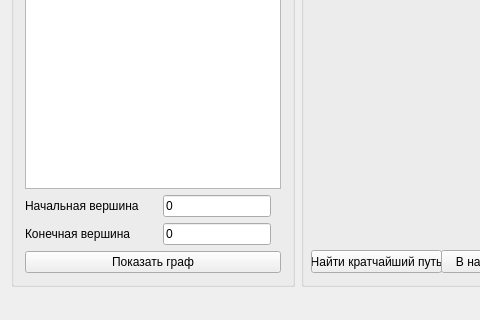
The window that GUI/gui.ui (vostreltsov/dijkstras-algorithm-by-streltsov-and-goremykin) describes before a commit, drawn with Qt 5; both pictures show x 0 to 480 and y 160 to 480 of the 840 by 480 pixel window.
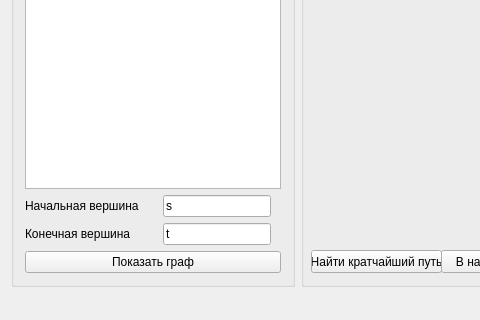
The same window after the commit.

Patch:
```diff
--- a/GUI/gui.ui
+++ b/GUI/gui.ui
@@ -144,7 +144,7 @@
           </sizepolicy>
          </property>
          <property name="text">
-          <string>0</string>
+          <string>t</string>
          </property>
         </widget>
        </item>
@@ -177,7 +177,7 @@
           </sizepolicy>
          </property>
          <property name="text">
-          <string>0</string>
+          <string>s</string>
          </property>
         </widget>
        </item>
```
